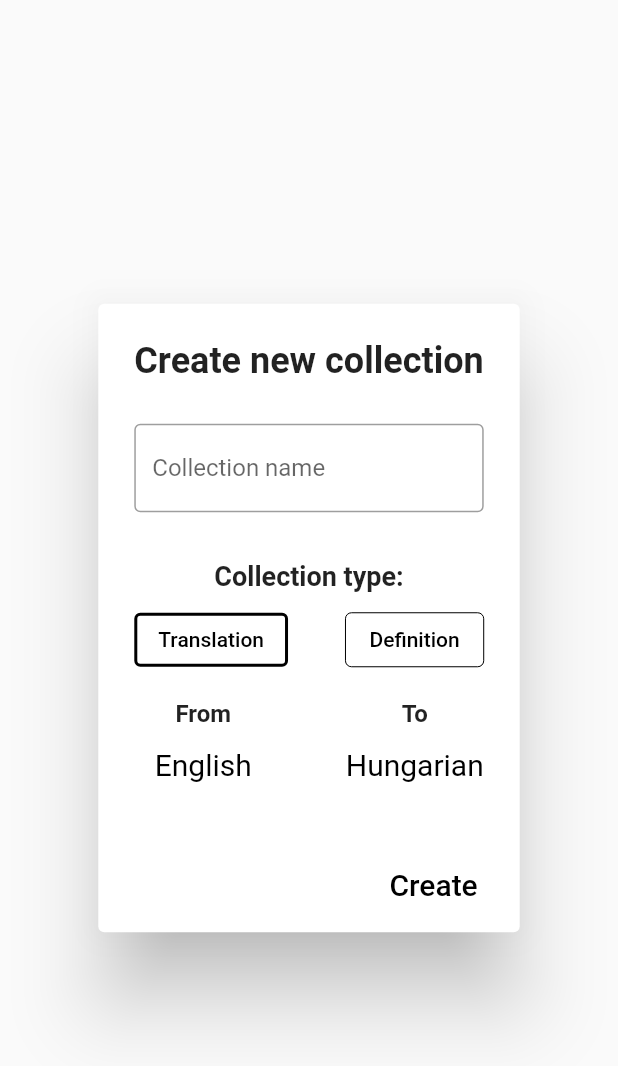
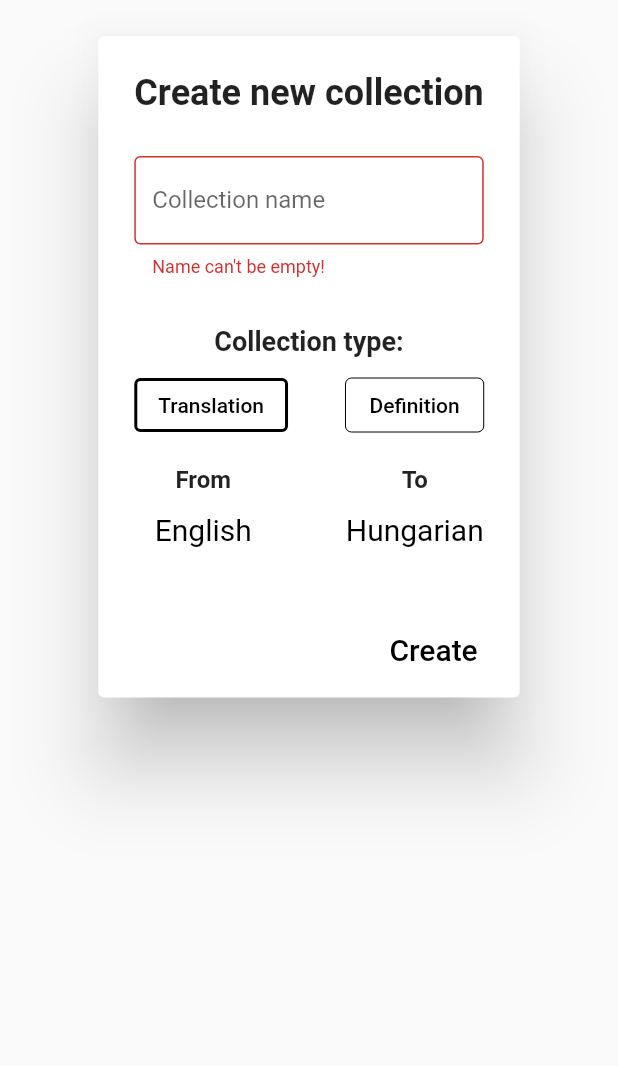
Before and after one commit to krisztian2545/flash_dictionary, a Flutter app: the NewCollectionDialog widget shown alone on an empty page, opened directly, after a tap on "Translation", on a phone screen of 412 x 824 dp. Shown: the top 1066 px of the screen. Run offline on Flutter 3.47's test engine with Material 2 defaults, Android fonts, the phone set to English and light mode, and no system bars; our stand-ins replace hive_flutter; accounts and stored records are empty.

Commit message:
new collection dialog from validation

```diff
--- a/lib/app/collections/new_collection_dialog.dart
+++ b/lib/app/collections/new_collection_dialog.dart
@@ -14,23 +14,41 @@ class NewCollectionDialog extends StatefulWidget {
 class _NewCollectionDialogState extends State<NewCollectionDialog> {
   final ValueNotifier<CollectionType> _collectionType =
       ValueNotifier(CollectionType.translation);
+
   final ValueNotifier<LanguageName> _fromLanguage =
       ValueNotifier(HiveHelper.getLastUsedFromLanguage());
+
   final ValueNotifier<LanguageName> _toLanguage =
       ValueNotifier(HiveHelper.getLastUsedToLanguage());
 
   final TextEditingController _collectionNameController =
       TextEditingController();
 
-  @override
-  Widget build(BuildContext context) {
-    return AlertDialog(
-      title: const Text("Create new collection",
-          style: TextStyle(fontSize: 24, fontWeight: FontWeight.bold)),
-      actions: [
-        TextButton(
-          // TODO change color of animation when you hold
-          onPressed: () => Navigator.pop<CollectionDetails>(
+  final GlobalKey<FormState> _formKey = GlobalKey<FormState>();
+
+  String? _validateCollectionNameField(String? value) {
+    if (value == null || value == "") {
+      return "Name can't be empty!";
+    }
+
+    var collectionList = HiveHelper.getCollectionList();
+    for (int i = 0; i < collectionList.length; i++) {
+      var collection = collectionList[i];
+      if (collection.name.toLowerCase() == value.toLowerCase() &&
+          collection.type == _collectionType.value &&
+          collection.fromLanguage == _fromLanguage.value) {
+        if (collection.type == CollectionType.translation &&
+            collection.toLanguage != _toLanguage.value) {
+          return null;
+        }
+        return "Name already exsists with this settings!";
+      }
+    }
+  }
+
+  void _onSubmit() {
+    if (_formKey.currentState!.validate()) {
+      Navigator.pop<CollectionDetails>(
           context,
           CollectionDetails(
             name: _collectionNameController.text,
@@ -39,7 +57,20 @@ class _NewCollectionDialogState extends State<NewCollectionDialog> {
             toLanguage: _collectionType.value == CollectionType.translation
                 ? _toLanguage.value
                 : null,
-              )),
+          ));
+    }
+  }
+
+  @override
+  Widget build(BuildContext context) {
+    return SingleChildScrollView(
+      child: AlertDialog(
+        title: const Text("Create new collection",
+            style: TextStyle(fontSize: 24, fontWeight: FontWeight.bold)),
+        actions: [
+          TextButton(
+            // TODO change color of animation when you hold
+            onPressed: _onSubmit,
             child: const Text(
               "Create",
               style: TextStyle(color: Colors.black, fontSize: 20),
@@ -47,16 +78,21 @@ class _NewCollectionDialogState extends State<NewCollectionDialog> {
           ),
           const SizedBox(width: 4),
         ],
-      content: SingleChildScrollView(
+        content: Form(
+          key: _formKey,
           child: Column(
             children: <Widget>[
               const SizedBox(height: 8),
-            TextField(
+              TextFormField(
                 // TODO make text bigger?
+                autovalidateMode: AutovalidateMode.onUserInteraction,
+                validator: (value) => _validateCollectionNameField(value),
                 textCapitalization: TextCapitalization.sentences,
                 controller: _collectionNameController,
                 decoration: const InputDecoration(
-                  border: OutlineInputBorder(), labelText: "Collection name"),
+                    errorMaxLines: 2,
+                    border: OutlineInputBorder(),
+                    labelText: "Collection name"),
               ),
               const SizedBox(height: 32),
               const Text(
@@ -64,85 +100,118 @@ class _NewCollectionDialogState extends State<NewCollectionDialog> {
                 style: TextStyle(fontSize: 18, fontWeight: FontWeight.bold),
               ),
               const SizedBox(height: 8),
-            ValueListenableBuilder<CollectionType>(
-              valueListenable: _collectionType,
+              NewCollectionDialogSettings(
+                  collectionType: _collectionType,
+                  fromLanguage: _fromLanguage,
+                  toLanguage: _toLanguage,
+                  onChange: () => _formKey.currentState!.validate()),
+            ],
+          ),
+        ),
+      ),
+    );
+  }
+}
+
+class NewCollectionDialogSettings extends StatelessWidget {
+  const NewCollectionDialogSettings(
+      {Key? key,
+      required this.collectionType,
+      required this.fromLanguage,
+      required this.toLanguage,
+      required this.onChange})
+      : super(key: key);
+
+  final VoidCallback onChange;
+
+  final ValueNotifier<CollectionType> collectionType;
+
+  final ValueNotifier<LanguageName> fromLanguage;
+
+  final ValueNotifier<LanguageName> toLanguage;
+
+  @override
+  Widget build(BuildContext context) {
+    return ValueListenableBuilder<CollectionType>(
+      valueListenable: collectionType,
       builder: (context, value, child) {
         return Column(
           children: <Widget>[
             Row(
               children: <Widget>[
+
+                ////////////////////////// TRANSLATION TYPE BUTTON
                 OutlinedButton(
-                          onPressed: () => _collectionType.value =
-                              CollectionType.translation,
-                          child: const Text(
-                            "Translation",
-                            style: TextStyle(color: Colors.black),
-                          ),
+                  onPressed: () {
+                    collectionType.value = CollectionType.translation;
+                    onChange();
+                  },
+                  child: const Text("Translation",
+                      style: TextStyle(color: Colors.black)),
                   style: OutlinedButton.styleFrom(
                       side: BorderSide(
-                                width: value == CollectionType.translation
-                                    ? 2
-                                    : 0),
-                          ),
+                          width: value == CollectionType.translation ? 2 : 0)),
                 ),
                 const Spacer(),
+
+                ////////////////////////// DEFINITION TYPE BUTTON
                 OutlinedButton(
-                          onPressed: () =>
-                              _collectionType.value = CollectionType.definition,
-                          child: const Text(
-                            "Definition",
-                            style: TextStyle(color: Colors.black),
-                          ),
+                  onPressed: () {
+                    collectionType.value = CollectionType.definition;
+                    onChange();
+                  },
+                  child: const Text("Definition",
+                      style: TextStyle(color: Colors.black)),
                   style: OutlinedButton.styleFrom(
                       side: BorderSide(
-                                width:
-                                    value == CollectionType.definition ? 2 : 0),
-                          ),
+                          width: value == CollectionType.definition ? 2 : 0)),
                 ),
               ],
             ),
             const SizedBox(height: 16),
             Row(
               children: <Widget>[
+
+                ////////////////////////// FROM LANGUAGE
                 Column(
                   children: <Widget>[
                     const Text("From",
                         style: TextStyle(fontWeight: FontWeight.bold)),
                     ValueListenableBuilder<LanguageName>(
-                              valueListenable: _fromLanguage,
-                              builder: (context, value, child) {
-                                return LanguageDropdownButton(
+                      valueListenable: fromLanguage,
+                      builder: (context, value, child) =>
+                          LanguageDropdownButton(
+                              value: value,
                               onChanged: (value) {
-                                      if (_toLanguage.value == value) {
-                                        _toLanguage.value = _fromLanguage.value;
+                                if (toLanguage.value == value) {
+                                  toLanguage.value = fromLanguage.value;
                                 }
-                                      _fromLanguage.value = value!;
-                                    },
-                                    value: value);
-                              },
+                                fromLanguage.value = value!;
+                                onChange();
+                              }),
                     ),
                   ],
                 ),
                 const Spacer(),
+
+                ////////////////////////// TO LANGUAGE
                 if (value == CollectionType.translation)
                   Column(
                     children: <Widget>[
                       const Text("To",
-                                  style:
-                                      TextStyle(fontWeight: FontWeight.bold)),
+                          style: TextStyle(fontWeight: FontWeight.bold)),
                       ValueListenableBuilder<LanguageName>(
-                                valueListenable: _toLanguage,
-                                builder: (context, value, child) {
-                                  return LanguageDropdownButton(
+                        valueListenable: toLanguage,
+                        builder: (context, value, child) =>
+                            LanguageDropdownButton(
+                                value: value,
                                 onChanged: (value) {
-                                      if (_fromLanguage.value == value) {
-                                        _fromLanguage.value = _toLanguage.value;
+                                  if (fromLanguage.value == value) {
+                                    fromLanguage.value = toLanguage.value;
                                   }
-                                      _toLanguage.value = value!;
-                                    },
-                                    value: value,
-                                  );
-                                },
+                                  toLanguage.value = value!;
+                                  onChange();
+                                }),
                       ),
                     ],
                   ),
@@ -151,10 +220,6 @@ class _NewCollectionDialogState extends State<NewCollectionDialog> {
           ],
         );
       },
-            ),
-          ],
-        ),
-      ),
     );
   }
 }
--- a/lib/service/hive_helper.dart
+++ b/lib/service/hive_helper.dart
@@ -63,7 +63,6 @@ class HiveHelper {
     // Hive.openBox(collectionDetails.getStringId());
   }
 
-
   static List<CollectionDetails> getCollectionList() =>
       _collectionListBox.values
           .map((e) => CollectionDetails.fromMap(e))
```
Lines whose indentation alone changed are shown as unchanged.
